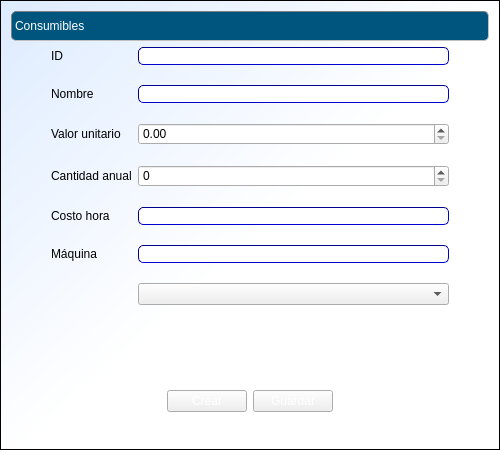
Above: cosmec/formularioconsumibles.ui from Exxu/cosmec-si before the change. Below: the same form after it.
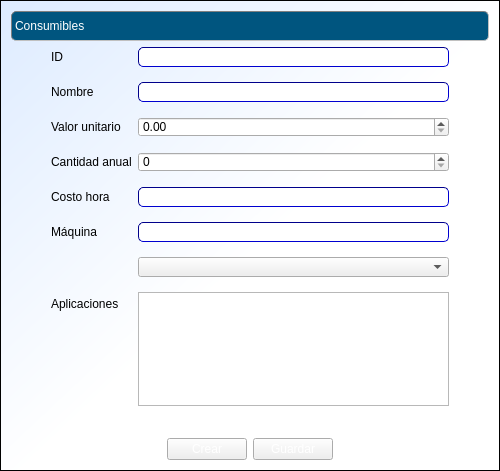
That is the form after the change. Icons and pictures are not drawn.

Commit message:
agregadas columna aplicaciones en cons y materiales
columna unidades en materiales
agregados criterios de busqueda cotizaciones

Diff of the .ui file:
```diff
--- a/cosmec/formularioconsumibles.ui
+++ b/cosmec/formularioconsumibles.ui
@@ -7,7 +7,7 @@
     <x>0</x>
     <y>0</y>
     <width>500</width>
-    <height>450</height>
+    <height>471</height>
    </rect>
   </property>
   <property name="windowTitle">
@@ -104,8 +104,11 @@
      </item>
      <item>
       <layout class="QFormLayout" name="formLayout">
+       <property name="fieldGrowthPolicy">
+        <enum>QFormLayout::AllNonFixedFieldsGrow</enum>
+       </property>
        <property name="verticalSpacing">
-        <number>20</number>
+        <number>15</number>
        </property>
        <item row="0" column="0">
         <widget class="QLabel" name="label_2">
@@ -150,7 +153,7 @@
          <property name="minimumSize">
           <size>
            <width>300</width>
-           <height>0</height>
+           <height>20</height>
           </size>
          </property>
         </widget>
@@ -160,13 +163,19 @@
          <property name="minimumSize">
           <size>
            <width>200</width>
-           <height>0</height>
+           <height>20</height>
           </size>
          </property>
         </widget>
        </item>
        <item row="2" column="1">
         <widget class="QDoubleSpinBox" name="doubleSpinBox">
+         <property name="minimumSize">
+          <size>
+           <width>0</width>
+           <height>20</height>
+          </size>
+         </property>
          <property name="maximum">
           <double>999999999.990000009536743</double>
          </property>
@@ -174,6 +183,12 @@
        </item>
        <item row="3" column="1">
         <widget class="QSpinBox" name="spinBox">
+         <property name="minimumSize">
+          <size>
+           <width>0</width>
+           <height>20</height>
+          </size>
+         </property>
          <property name="maximum">
           <number>999999999</number>
          </property>
@@ -184,6 +199,12 @@
          <property name="enabled">
           <bool>false</bool>
          </property>
+         <property name="minimumSize">
+          <size>
+           <width>0</width>
+           <height>20</height>
+          </size>
+         </property>
         </widget>
        </item>
        <item row="5" column="0">
@@ -198,10 +219,40 @@
          <property name="enabled">
           <bool>false</bool>
          </property>
+         <property name="minimumSize">
+          <size>
+           <width>0</width>
+           <height>20</height>
+          </size>
+         </property>
         </widget>
        </item>
        <item row="6" column="1">
-        <widget class="QComboBox" name="comboBox"/>
+        <widget class="QComboBox" name="comboBox">
+         <property name="minimumSize">
+          <size>
+           <width>0</width>
+           <height>20</height>
+          </size>
+         </property>
+        </widget>
+       </item>
+       <item row="7" column="1">
+        <widget class="QPlainTextEdit" name="plainTextEdit">
+         <property name="minimumSize">
+          <size>
+           <width>0</width>
+           <height>40</height>
+          </size>
+         </property>
+        </widget>
+       </item>
+       <item row="7" column="0">
+        <widget class="QLabel" name="label_9">
+         <property name="text">
+          <string>Aplicaciones</string>
+         </property>
+        </widget>
        </item>
       </layout>
      </item>
```
Left out of the diff: 59 changed lines with no effect on the pictures. The commit also changes 2 other files.
